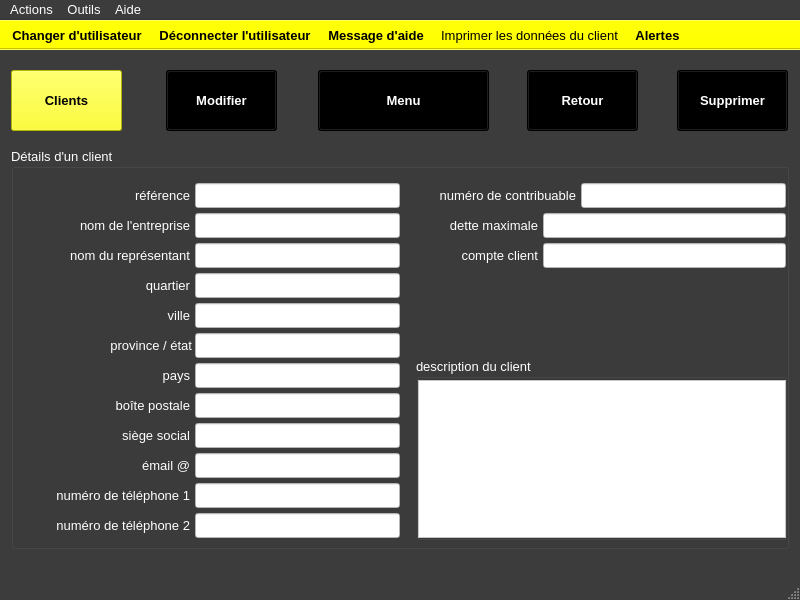
First picture: the form in ui/yeroth-erp-clients-detail-window.ui, repository xnoumbissinoundou/yeroth-erp-3.0, before the edit.
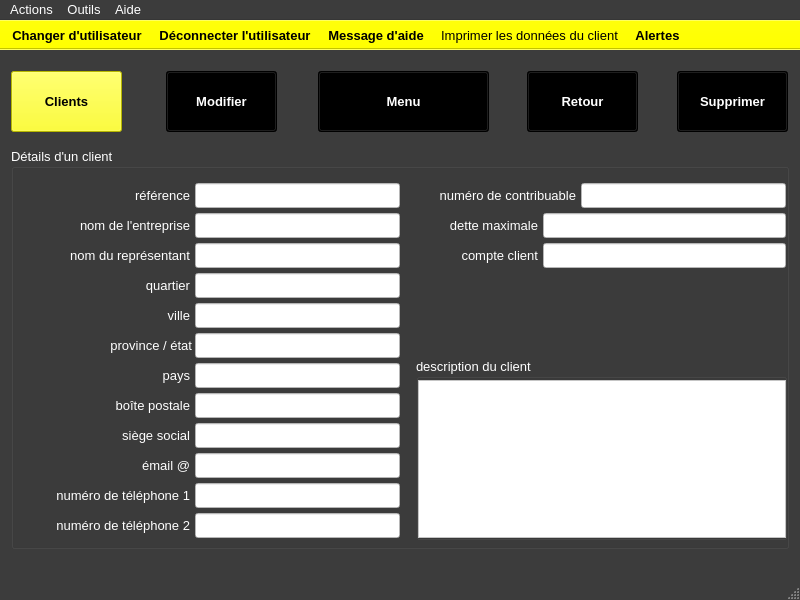
Second picture: the form after the edit. Icons and pictures are not drawn. Custom widgets are drawn as their Qt base class.

Commit message: On branch master 	modified:   src/windows/yeroth-erp-pointdevente-window.cpp 	modified:   src/windows/yeroth-erp-pointdevente-window.hpp 	modified:   ui/yeroth-erp-achats-window.ui 	modified:   ui/yeroth-erp-admin-window.ui 	modified:   ui/yeroth-erp-alertes-window.ui 	modified:   ui/yeroth-erp-clients-detail-window.ui 	modified:   ui/yeroth-erp-clients-window.ui 	modified:   ui/yeroth-erp-creer-compte-client-window.ui 	modified:   ui/yeroth-erp-marchandises-window.ui 	modified:   ui/yeroth-erp-stocks-window.ui

Diff of the .ui file:
```diff
--- a/ui/yeroth-erp-clients-detail-window.ui
+++ b/ui/yeroth-erp-clients-detail-window.ui
@@ -441,7 +441,7 @@
     <property name="geometry">
      <rect>
       <x>11</x>
-      <y>20</y>
+      <y>21</y>
       <width>111</width>
       <height>61</height>
      </rect>
@@ -876,7 +876,7 @@
     <property name="geometry">
      <rect>
       <x>166</x>
-      <y>20</y>
+      <y>21</y>
       <width>111</width>
       <height>61</height>
      </rect>
@@ -1311,7 +1311,7 @@
     <property name="geometry">
      <rect>
       <x>677</x>
-      <y>20</y>
+      <y>21</y>
       <width>111</width>
       <height>61</height>
      </rect>
@@ -1746,7 +1746,7 @@
     <property name="geometry">
      <rect>
       <x>318</x>
-      <y>20</y>
+      <y>21</y>
       <width>171</width>
       <height>61</height>
      </rect>
@@ -10046,7 +10046,7 @@
     <property name="geometry">
      <rect>
       <x>527</x>
-      <y>20</y>
+      <y>21</y>
       <width>111</width>
       <height>61</height>
      </rect>
```
The commit also changes 9 other files.
